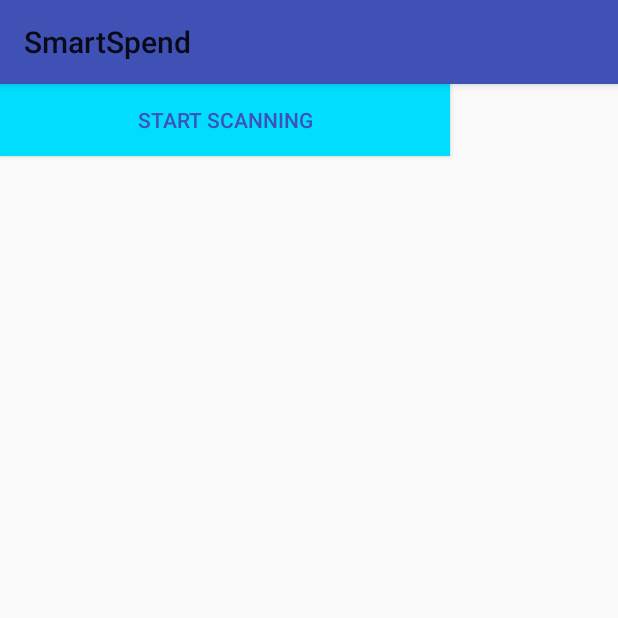
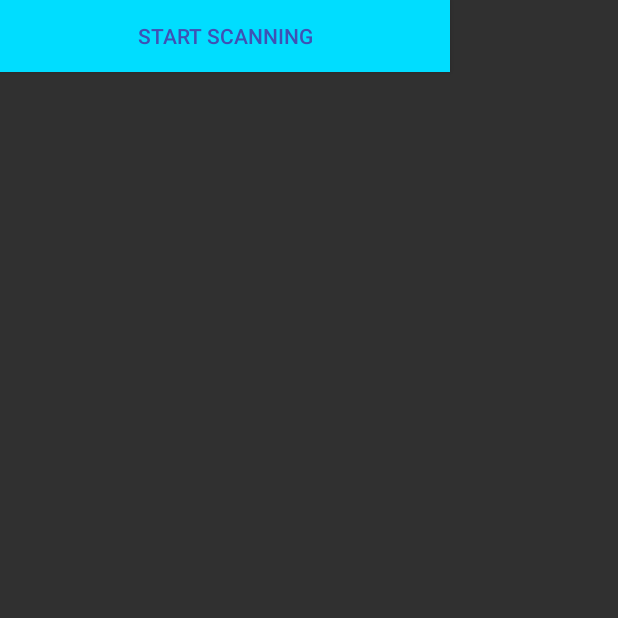
Before and after one commit to bradley-edwards/BudgetBuddy, an Android app: the screen it shows after launch (MainActivity), on a phone screen of 412 x 824 dp, the top half of it. Run offline under Robolectric (Android 15) with nearby library versions, the light colour scheme and no system bars.

Commit message:
No action bar

```diff
--- a/app/src/main/res/values/styles.xml
+++ b/app/src/main/res/values/styles.xml
@@ -1,7 +1,7 @@
 <resources>
 
     <!-- Base application theme. -->
-    <style name="AppTheme" parent="Theme.AppCompat.Light">
+    <style name="AppTheme" parent="Theme.AppCompat.NoActionBar">
         <!-- Customize your theme here. -->
         <item name="colorPrimary">@color/colorPrimary</item>
         <item name="colorPrimaryDark">@color/colorPrimaryDark</item>
```
